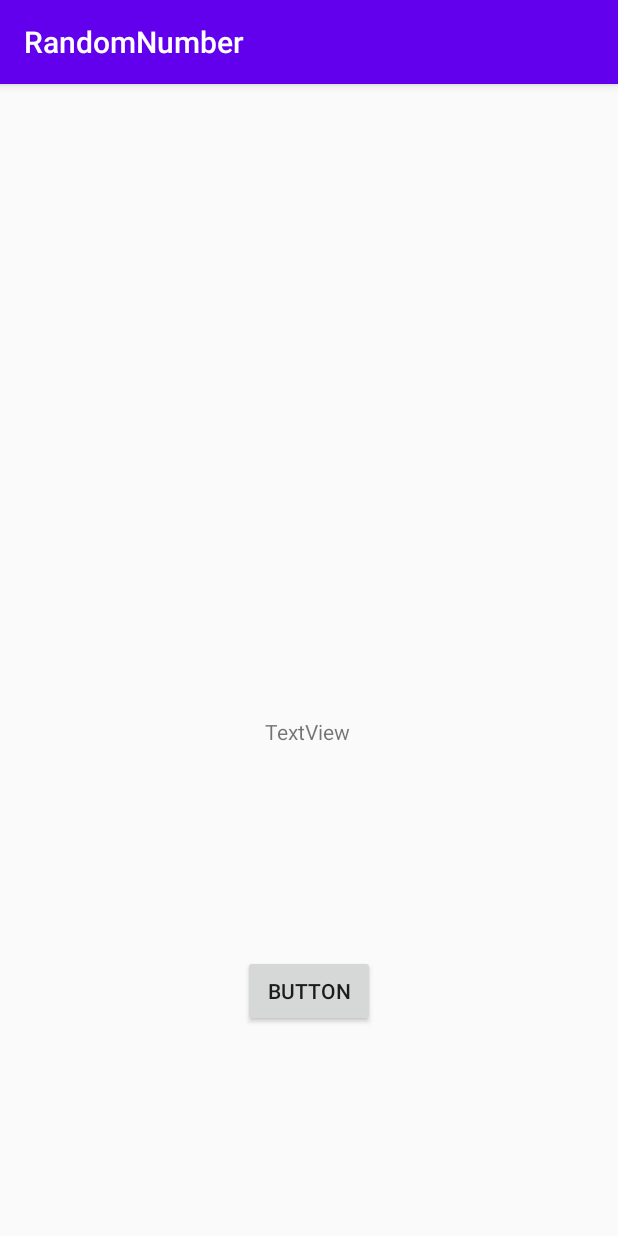
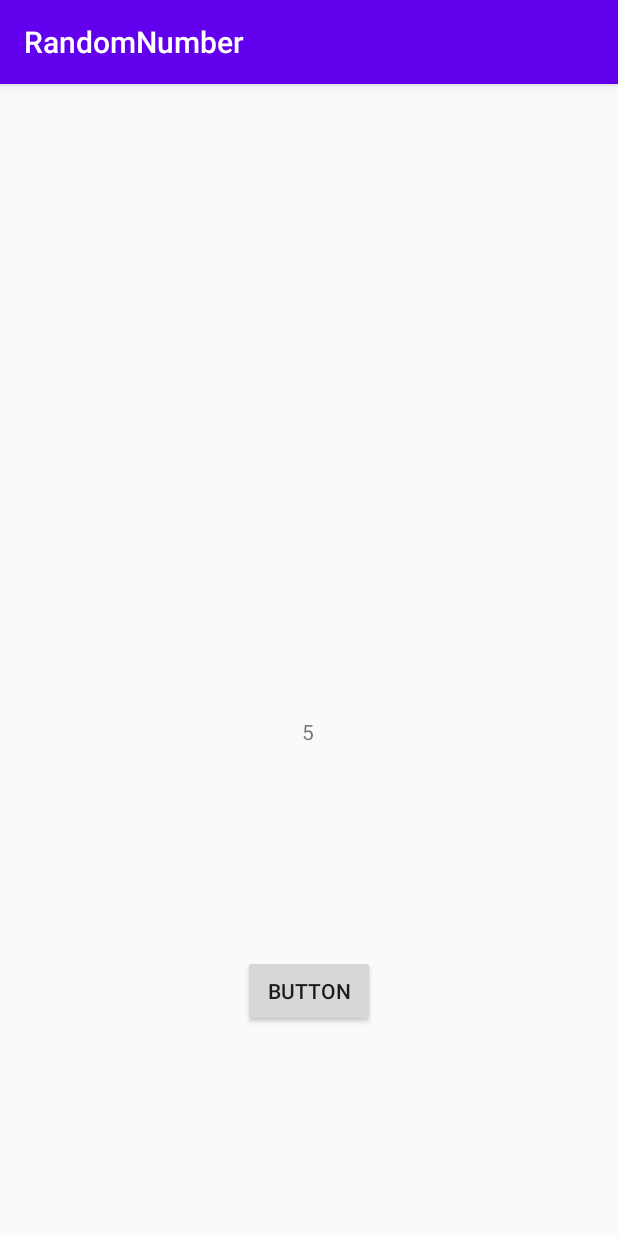
Before and after one commit to tndduc/RandomNumber, an Android app: the screen it shows after launch (MainActivity), after a tap on "BUTTON", on a phone screen of 412 x 824 dp. Run offline under Robolectric (Android 15) with nearby library versions, the phone set to English and light mode, and no system bars.

Commit message:
update 1

```diff
--- a/app/src/main/java/com/example/randomnumber/MainActivity.kt
+++ b/app/src/main/java/com/example/randomnumber/MainActivity.kt
@@ -1,18 +1,27 @@
 package com.example.randomnumber
-
 import android.os.Bundle
 import android.widget.Button
-import android.widget.Toast
+import android.widget.TextView
 import androidx.appcompat.app.AppCompatActivity
 
 class MainActivity : AppCompatActivity() {
+
     override fun onCreate(savedInstanceState: Bundle?) {
         super.onCreate(savedInstanceState)
         setContentView(R.layout.activity_main)
-        val rollButton: Button = findViewById(R.id.buttonRandom)
-        val toast = Toast.makeText(this, "Duck dep trai", Toast.LENGTH_SHORT)
-        rollButton.setOnClickListener {
-            toast.show()
-        }
+        val rollButton: Button = findViewById(R.id.button)
+        rollButton.setOnClickListener { rollDice() }
+    }
+    private fun rollDice() {
+        val dice = Dice(6)
+        val diceRoll = dice.roll()
+        val resultTextView: TextView = findViewById(R.id.textView)
+        resultTextView.text = diceRoll.toString()
     }
 }
+
+class Dice(private val numSides: Int) {
+    fun roll(): Int {
+        return (1..numSides).random()
+    }
+}
--- a/app/src/main/res/layout/activity_main.xml
+++ b/app/src/main/res/layout/activity_main.xml
@@ -7,7 +7,7 @@
     tools:context=".MainActivity">
 
     <Button
-        android:id="@+id/buttonRandom"
+        android:id="@+id/button"
         android:layout_width="wrap_content"
         android:layout_height="wrap_content"
         android:layout_marginBottom="139dp"
@@ -22,7 +22,7 @@
         android:layout_height="wrap_content"
         android:layout_marginBottom="139dp"
         android:text="TextView"
-        app:layout_constraintBottom_toTopOf="@+id/buttonRandom"
+        app:layout_constraintBottom_toTopOf="@+id/button"
         app:layout_constraintEnd_toEndOf="parent"
         app:layout_constraintHorizontal_bias="0.498"
         app:layout_constraintStart_toStartOf="parent" />
```
Also changed, not shown: 1 other file.
